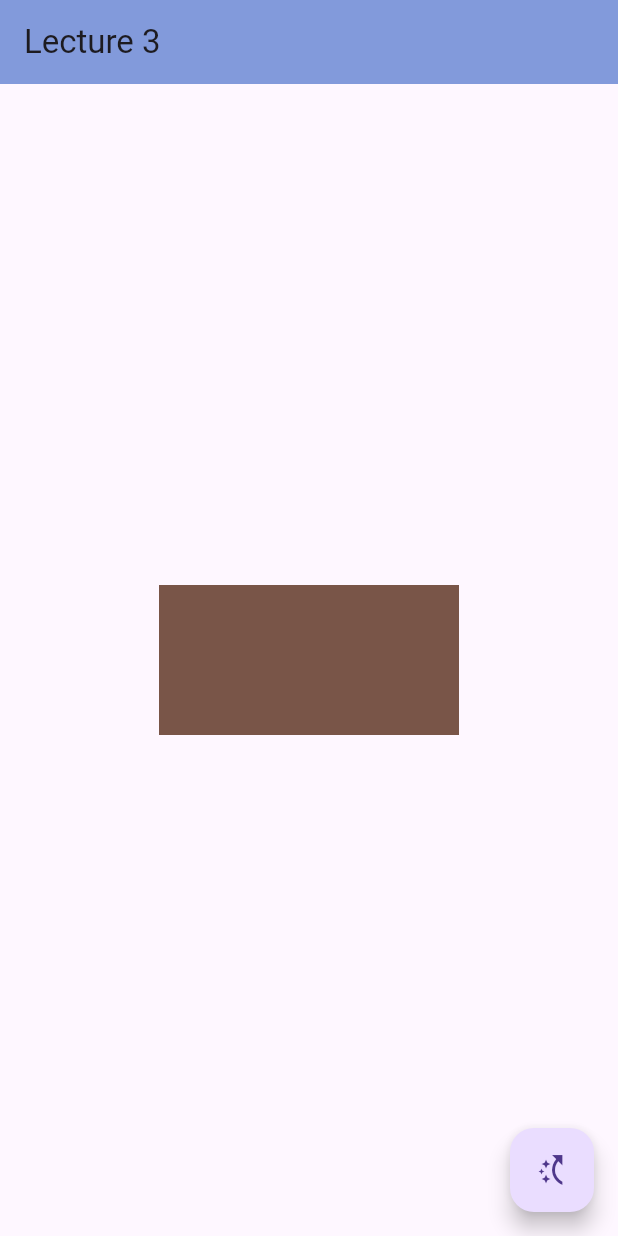
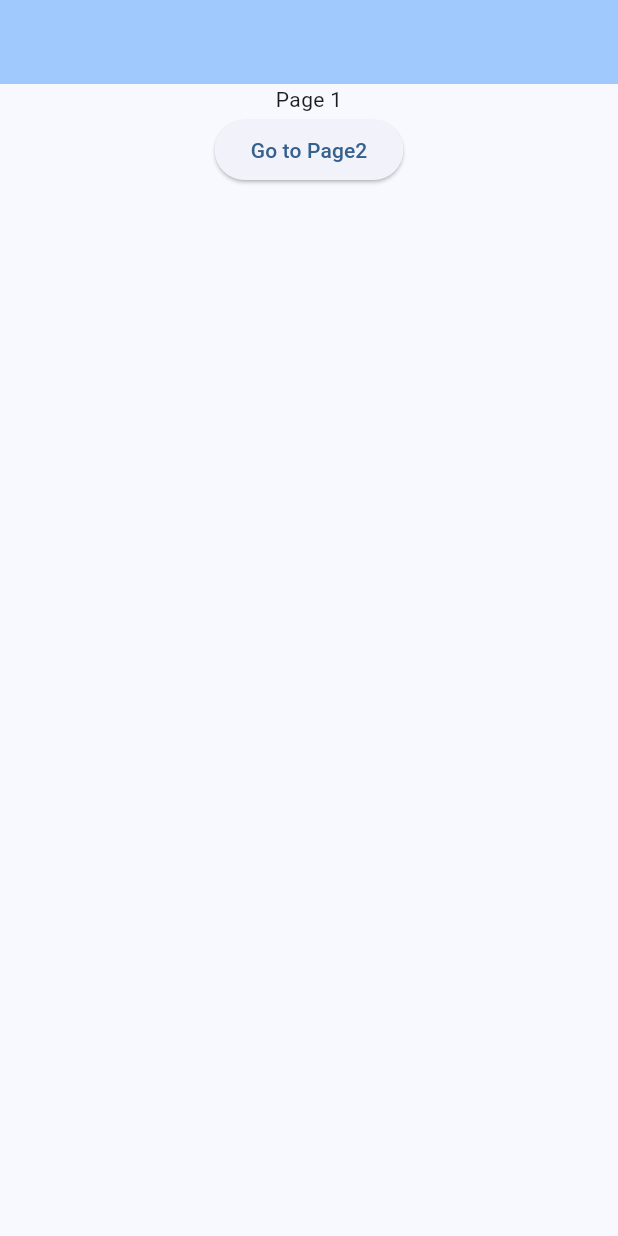
Before and after one commit to andryare1/flutter_application, a Flutter app: the screen it shows after launch, on a phone screen of 412 x 824 dp. Run offline on Flutter 3.47's test engine with Material 3 defaults, Android fonts, the phone set to English and light mode, and no system bars.

Commit message:
лекция 6 половина

```diff
--- /dev/null
+++ b/lib/app_2.dart
@@ -0,0 +1,86 @@
+import 'package:flutter/material.dart';
+import 'package:flutter_application_1/page.dart';
+
+class App2 extends StatelessWidget {
+  const App2({super.key});
+
+  @override
+  Widget build(BuildContext context) {
+    return MaterialApp(
+      title: 'Flutter Demo',
+      theme: ThemeData(
+        colorScheme: ColorScheme.fromSeed(seedColor: Colors.blue),
+        useMaterial3: true,
+      ),
+      initialRoute: '/',
+      routes: {
+        '/': (context) {
+          return const Page1();
+        },
+        '/page2': (context) {
+          final arguments = (ModalRoute.of(context)?.settings.arguments ??
+              <String, dynamic>{}) as Map;
+
+          return Page2(title: arguments['title']);
+        },
+      },
+    );
+  }
+}
+
+class Page1 extends StatelessWidget {
+  const Page1({super.key});
+
+  @override
+  Widget build(BuildContext context) {
+    return Scaffold(
+      appBar: AppBar(
+        backgroundColor: Theme.of(context).colorScheme.inversePrimary,
+      ),
+      body: Center(
+        child: Column(
+          children: [
+            const Text('Page 1'),
+            ElevatedButton(
+              onPressed: () async {
+                Navigator.pushNamed(context, '/page2',
+                    arguments: {'title': 'New Title2'});
+              },
+              child: const Text('Go to Page2'),
+            ),
+          ],
+        ),
+      ),
+    );
+  }
+}
+
+
+class Page2 extends StatelessWidget{
+  final String title;
+  const Page2({super.key, required this.title});
+
+  @override
+  Widget build(BuildContext context) {
+   return Scaffold(
+      appBar: AppBar(
+        backgroundColor: Theme.of(context).colorScheme.inversePrimary,
+      ),
+      body: Center(
+        child: Column(
+          children: [
+             Text('Page2 - $title'),
+            ElevatedButton(
+              onPressed: () async {
+                 Navigator.of(context).pop("Result 123");
+              },
+              child: const Text('return'),
+            ),
+          ],
+        ),
+      ),
+    );
+  }
+
+
+}
--- /dev/null
+++ b/lib/app_3.dart
@@ -0,0 +1,15 @@
+import 'package:flutter/material.dart';
+
+class App3 extends StatelessWidget{
+  const App3({super.key});
+
+  @override
+  Widget build(BuildContext context) {
+    return MaterialApp(
+
+    )
+
+  }
+
+
+}
--- a/lib/lecture5_main.dart
+++ b/lib/lecture5_main.dart
@@ -9,7 +9,7 @@ void main() {
 //streamExample();
 
   //runApp(const StreamPage());
-  generatorExample();
+  //generatorExample();
 }
 
 void recordsExample() {
--- /dev/null
+++ b/lib/page.dart
@@ -0,0 +1,29 @@
+import 'package:flutter/material.dart';
+
+class Page1 extends StatelessWidget {
+  final String title;
+
+  const Page1({super.key, required this.title});
+
+  @override
+  Widget build(BuildContext context) {
+    return Scaffold(
+      appBar: AppBar(
+        backgroundColor: Theme.of(context).colorScheme.inversePrimary,
+      ),
+      body: Center(
+        child: Column(
+          children: [
+            Text('Page - $title'),
+            ElevatedButton(
+              onPressed: () async {
+                Navigator.of(context).pop("Result 123");
+              },
+              child: const Text('return'),
+            )
+          ],
+        ),
+      ),
+    );
+  }
+}
```
Also changed, not shown: lib/app_1.dart (added, +45 -0 lines), lib/main.dart (+7 -3 lines).
